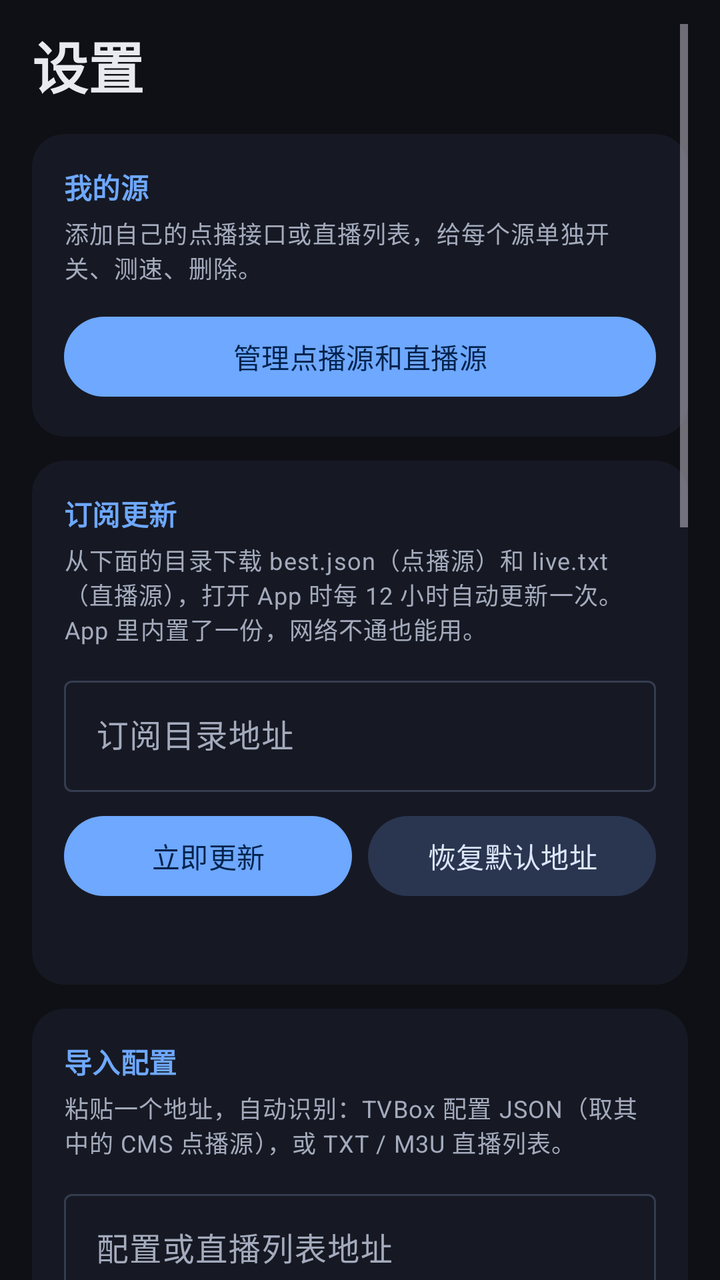
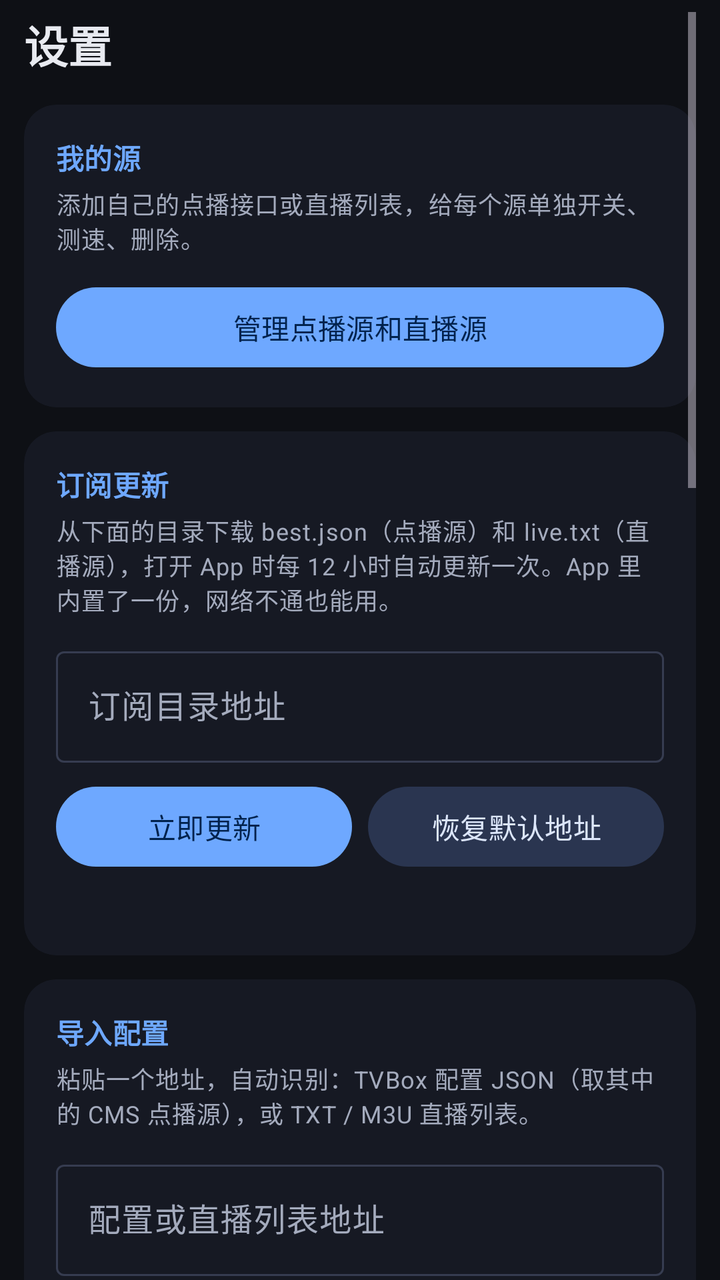

An Android layout rendered at two revisions. The XML below is the earlier revision; the diff shows what the commit changed to produce the second picture.
<!-- AndroidManifest.xml: application theme Theme.TvPlayer -->
<!-- res/layout/fragment_settings.xml -->
<?xml version="1.0" encoding="utf-8"?>
<ScrollView xmlns:android="http://schemas.android.com/apk/res/android"
    xmlns:app="http://schemas.android.com/apk/res-auto"
    android:layout_width="match_parent"
    android:layout_height="match_parent"
    android:clipToPadding="false"
    android:paddingStart="16dp"
    android:paddingTop="12dp"
    android:paddingEnd="16dp">

    <LinearLayout
        android:layout_width="match_parent"
        android:layout_height="wrap_content"
        android:orientation="vertical"
        android:paddingBottom="24dp">

        <TextView
            android:layout_width="wrap_content"
            android:layout_height="wrap_content"
            android:text="@string/nav_settings"
            android:textAppearance="@style/TextAppearance.TvPlayer.Headline" />

        <com.google.android.material.card.MaterialCardView
            style="@style/Widget.TvPlayer.Card"
            android:layout_width="match_parent"
            android:layout_height="wrap_content"
            android:layout_marginTop="14dp">

            <LinearLayout
                android:layout_width="match_parent"
                android:layout_height="wrap_content"
                android:orientation="vertical"
                android:padding="16dp">

                <TextView
                    android:layout_width="wrap_content"
                    android:layout_height="wrap_content"
                    android:text="我的源"
                    android:textAppearance="@style/TextAppearance.TvPlayer.Section" />

                <TextView
                    android:layout_width="wrap_content"
                    android:layout_height="wrap_content"
                    android:layout_marginTop="4dp"
                    android:text="添加自己的点播接口或直播列表，给每个源单独开关、测速、删除。"
                    android:textAppearance="?attr/textAppearanceBodySmall"
                    android:textColor="@color/on_surface_variant" />

                <com.google.android.material.button.MaterialButton
                    android:id="@+id/manageSources"
                    android:layout_width="match_parent"
                    android:layout_height="wrap_content"
                    android:layout_marginTop="12dp"
                    android:text="管理点播源和直播源" />

            </LinearLayout>
        </com.google.android.material.card.MaterialCardView>

        <com.google.android.material.card.MaterialCardView
            style="@style/Widget.TvPlayer.Card"
            android:layout_width="match_parent"
            android:layout_height="wrap_content"
            android:layout_marginTop="12dp">

            <LinearLayout
                android:layout_width="match_parent"
                android:layout_height="wrap_content"
                android:orientation="vertical"
                android:padding="16dp">

                <TextView
                    android:layout_width="wrap_content"
                    android:layout_height="wrap_content"
                    android:text="订阅更新"
                    android:textAppearance="@style/TextAppearance.TvPlayer.Section" />

                <TextView
                    android:layout_width="wrap_content"
                    android:layout_height="wrap_content"
                    android:layout_marginTop="4dp"
                    android:text="从下面的目录下载 best.json（点播源）和 live.txt（直播源），打开 App 时每 12 小时自动更新一次。App 里内置了一份，网络不通也能用。"
                    android:textAppearance="?attr/textAppearanceBodySmall"
                    android:textColor="@color/on_surface_variant" />

                <com.google.android.material.textfield.TextInputLayout
                    style="@style/Widget.Material3.TextInputLayout.OutlinedBox"
                    android:layout_width="match_parent"
                    android:layout_height="wrap_content"
                    android:layout_marginTop="12dp"
                    android:hint="订阅目录地址">

                    <com.google.android.material.textfield.TextInputEditText
                        android:id="@+id/base"
                        android:layout_width="match_parent"
                        android:layout_height="wrap_content"
                        android:inputType="textUri" />

                </com.google.android.material.textfield.TextInputLayout>

                <LinearLayout
                    android:layout_width="match_parent"
                    android:layout_height="wrap_content"
                    android:layout_marginTop="8dp"
                    android:orientation="horizontal">

                    <com.google.android.material.button.MaterialButton
                        android:id="@+id/update"
                        android:layout_width="0dp"
                        android:layout_height="wrap_content"
                        android:layout_weight="1"
                        android:text="立即更新" />

                    <com.google.android.material.button.MaterialButton
                        android:id="@+id/reset"
                        style="@style/Widget.Material3.Button.TonalButton"
                        android:layout_width="0dp"
                        android:layout_height="wrap_content"
                        android:layout_marginStart="8dp"
                        android:layout_weight="1"
                        android:text="恢复默认地址" />

                </LinearLayout>

                <TextView
                    android:id="@+id/status"
                    android:layout_width="match_parent"
                    android:layout_height="wrap_content"
                    android:layout_marginTop="8dp"
                    android:textAppearance="?attr/textAppearanceBodySmall"
                    android:textColor="@color/accent" />

            </LinearLayout>
        </com.google.android.material.card.MaterialCardView>

        <com.google.android.material.card.MaterialCardView
            style="@style/Widget.TvPlayer.Card"
            android:layout_width="match_parent"
            android:layout_height="wrap_content"
            android:layout_marginTop="12dp">

            <LinearLayout
                android:layout_width="match_parent"
                android:layout_height="wrap_content"
                android:orientation="vertical"
                android:padding="16dp">

                <TextView
                    android:layout_width="wrap_content"
                    android:layout_height="wrap_content"
                    android:text="导入配置"
                    android:textAppearance="@style/TextAppearance.TvPlayer.Section" />

                <TextView
                    android:layout_width="wrap_content"
                    android:layout_height="wrap_content"
                    android:layout_marginTop="4dp"
                    android:text="粘贴一个地址，自动识别：TVBox 配置 JSON（取其中的 CMS 点播源），或 TXT / M3U 直播列表。"
                    android:textAppearance="?attr/textAppearanceBodySmall"
                    android:textColor="@color/on_surface_variant" />

                <com.google.android.material.textfield.TextInputLayout
                    style="@style/Widget.Material3.TextInputLayout.OutlinedBox"
                    android:layout_width="match_parent"
                    android:layout_height="wrap_content"
                    android:layout_marginTop="12dp"
                    android:hint="配置或直播列表地址">

                    <com.google.android.material.textfield.TextInputEditText
                        android:id="@+id/importUrl"
                        android:layout_width="match_parent"
                        android:layout_height="wrap_content"
                        android:inputType="textUri" />

                </com.google.android.material.textfield.TextInputLayout>

                <com.google.android.material.button.MaterialButton
                    android:id="@+id/importBtn"
                    style="@style/Widget.Material3.Button.TonalButton"
                    android:layout_width="match_parent"
                    android:layout_height="wrap_content"
                    android:layout_marginTop="8dp"
                    android:text="导入" />

                <TextView
                    android:id="@+id/importStatus"
                    android:layout_width="match_parent"
                    android:layout_height="wrap_content"
                    android:layout_marginTop="8dp"
                    android:textAppearance="?attr/textAppearanceBodySmall"
                    android:textColor="@color/accent" />

            </LinearLayout>
        </com.google.android.material.card.MaterialCardView>

        <com.google.android.material.card.MaterialCardView
            style="@style/Widget.TvPlayer.Card"
            android:layout_width="match_parent"
            android:layout_height="wrap_content"
            android:layout_marginTop="12dp">

            <LinearLayout
                android:layout_width="match_parent"
                android:layout_height="wrap_content"
                android:orientation="vertical"
                android:padding="16dp">

                <TextView
                    android:layout_width="wrap_content"
                    android:layout_height="wrap_content"
                    android:text="备份与恢复"
                    android:textAppearance="@style/TextAppearance.TvPlayer.Section" />

                <TextView
                    android:layout_width="wrap_content"
                    android:layout_height="wrap_content"
                    android:layout_marginTop="4dp"
                    android:text="把订阅、收藏、观看历史、搜索历史导出成一个文件，换设备时导入。"
                    android:textAppearance="?attr/textAppearanceBodySmall"
                    android:textColor="@color/on_surface_variant" />

                <LinearLayout
                    android:layout_width="match_parent"
                    android:layout_height="wrap_content"
                    android:layout_marginTop="12dp"
                    android:orientation="horizontal">

                    <com.google.android.material.button.MaterialButton
                        android:id="@+id/exportBtn"
                        style="@style/Widget.Material3.Button.TonalButton"
                        android:layout_width="0dp"
                        android:layout_height="wrap_content"
                        android:layout_weight="1"
                        android:text="导出备份" />

                    <com.google.android.material.button.MaterialButton
                        android:id="@+id/restoreBtn"
                        style="@style/Widget.Material3.Button.TonalButton"
                        android:layout_width="0dp"
                        android:layout_height="wrap_content"
                        android:layout_marginStart="8dp"
                        android:layout_weight="1"
                        android:text="导入备份" />

                </LinearLayout>

                <TextView
                    android:id="@+id/backupStatus"
                    android:layout_width="match_parent"
                    android:layout_height="wrap_content"
                    android:layout_marginTop="8dp"
                    android:textAppearance="?attr/textAppearanceBodySmall"
                    android:textColor="@color/accent" />

            </LinearLayout>
        </com.google.android.material.card.MaterialCardView>

        <com.google.android.material.card.MaterialCardView
            style="@style/Widget.TvPlayer.Card"
            android:layout_width="match_parent"
            android:layout_height="wrap_content"
            android:layout_marginTop="12dp">

            <LinearLayout
                android:layout_width="match_parent"
                android:layout_height="wrap_content"
                android:orientation="vertical"
                android:padding="16dp">

                <TextView
                    android:layout_width="wrap_content"
                    android:layout_height="wrap_content"
                    android:text="当前数据"
                    android:textAppearance="@style/TextAppearance.TvPlayer.Section" />

                <TextView
                    android:id="@+id/info"
                    android:layout_width="match_parent"
                    android:layout_height="wrap_content"
                    android:layout_marginTop="6dp"
                    android:lineSpacingExtra="4dp"
                    android:textAppearance="?attr/textAppearanceBodyMedium" />

                <com.google.android.material.button.MaterialButton
                    android:id="@+id/clearHistory"
                    style="@style/Widget.Material3.Button.TextButton"
                    android:layout_width="wrap_content"
                    android:layout_height="wrap_content"
                    android:layout_marginStart="-12dp"
                    android:text="清除搜索历史" />

            </LinearLayout>
        </com.google.android.material.card.MaterialCardView>

        <com.google.android.material.card.MaterialCardView
            style="@style/Widget.TvPlayer.Card"
            android:layout_width="match_parent"
            android:layout_height="wrap_content"
            android:layout_marginTop="12dp">

            <LinearLayout
                android:layout_width="match_parent"
                android:layout_height="wrap_content"
                android:orientation="vertical"
                android:padding="16dp">

                <TextView
                    android:layout_width="wrap_content"
                    android:layout_height="wrap_content"
                    android:text="关于投屏"
                    android:textAppearance="@style/TextAppearance.TvPlayer.Section" />

                <TextView
                    android:layout_width="match_parent"
                    android:layout_height="wrap_content"
                    android:layout_marginTop="6dp"
                    android:lineSpacingExtra="4dp"
                    android:text="投屏使用 DLNA：手机和电视连同一个 Wi-Fi，电视上打开投屏 / DLNA 接收功能（例如当贝投屏、乐播投屏、小米电视自带投屏）。在播放页点“投屏”选择设备即可。"
                    android:textAppearance="?attr/textAppearanceBodySmall"
                    android:textColor="@color/on_surface_variant" />

            </LinearLayout>
        </com.google.android.material.card.MaterialCardView>

        <com.google.android.material.card.MaterialCardView
            style="@style/Widget.TvPlayer.Card"
            android:layout_width="match_parent"
            android:layout_height="wrap_content"
            android:layout_marginTop="12dp">

            <LinearLayout
                android:layout_width="match_parent"
                android:layout_height="wrap_content"
                android:orientation="vertical"
                android:padding="16dp">

                <TextView
                    android:layout_width="wrap_content"
                    android:layout_height="wrap_content"
                    android:text="界面模式"
                    android:textAppearance="@style/TextAppearance.TvPlayer.Section" />

                <TextView
                    android:layout_width="wrap_content"
                    android:layout_height="wrap_content"
                    android:layout_marginTop="4dp"
                    android:text="自动：按设备判断（最短边 600dp 以上当平板）。有些电视盒子不会把自己报告成电视，界面不对时在这里手动选。"
                    android:textAppearance="?attr/textAppearanceBodySmall"
                    android:textColor="@color/on_surface_variant" />

                <com.google.android.material.chip.ChipGroup
                    android:id="@+id/uiMode"
                    android:layout_width="wrap_content"
                    android:layout_height="wrap_content"
                    android:layout_marginTop="8dp"
                    app:selectionRequired="true"
                    app:singleSelection="true">

                    <com.google.android.material.chip.Chip
                        android:id="@+id/modeAuto"
                        style="@style/Widget.Material3.Chip.Filter"
                        android:layout_width="wrap_content"
                        android:layout_height="wrap_content"
                        android:checkable="true"
                        android:text="自动" />

                    <com.google.android.material.chip.Chip
                        android:id="@+id/modePhone"
                        style="@style/Widget.Material3.Chip.Filter"
                        android:layout_width="wrap_content"
                        android:layout_height="wrap_content"
                        android:checkable="true"
                        android:text="手机" />

                    <com.google.android.material.chip.Chip
                        android:id="@+id/modeTablet"
                        style="@style/Widget.Material3.Chip.Filter"
                        android:layout_width="wrap_content"
                        android:layout_height="wrap_content"
                        android:checkable="true"
                        android:text="平板" />

                    <com.google.android.material.chip.Chip
                        android:id="@+id/modeTv"
                        style="@style/Widget.Material3.Chip.Filter"
                        android:layout_width="wrap_content"
                        android:layout_height="wrap_content"
                        android:checkable="true"
                        android:text="电视" />

                </com.google.android.material.chip.ChipGroup>

            </LinearLayout>
        </com.google.android.material.card.MaterialCardView>

        <com.google.android.material.card.MaterialCardView
            style="@style/Widget.TvPlayer.Card"
            android:layout_width="match_parent"
            android:layout_height="wrap_content"
            android:layout_marginTop="12dp">

            <LinearLayout
                android:layout_width="match_parent"
                android:layout_height="wrap_content"
                android:orientation="vertical"
                android:padding="16dp">

                <TextView
                    android:layout_width="wrap_content"
                    android:layout_height="wrap_content"
                    android:text="应用更新"
                    android:textAppearance="@style/TextAppearance.TvPlayer.Section" />

                <TextView
                    android:id="@+id/version"
                    android:layout_width="wrap_content"
                    android:layout_height="wrap_content"
                    android:layout_marginTop="6dp"
                    android:textAppearance="?attr/textAppearanceBodyMedium" />

                <com.google.android.material.button.MaterialButton
                    android:id="@+id/checkUpdate"
                    style="@style/Widget.Material3.Button.TonalButton"
                    android:layout_width="match_parent"
                    android:layout_height="wrap_content"
                    android:layout_marginTop="8dp"
                    android:text="检查更新" />

                <TextView
                    android:id="@+id/updateStatus"
                    android:layout_width="match_parent"
                    android:layout_height="wrap_content"
                    android:layout_marginTop="8dp"
                    android:textAppearance="?attr/textAppearanceBodySmall"
                    android:textColor="@color/accent" />

            </LinearLayout>
        </com.google.android.material.card.MaterialCardView>

    </LinearLayout>

</ScrollView>
<!-- resources referenced by this layout -->
<resources>
  <color name="accent">#6EA8FF</color>
  <color name="on_surface_variant">#A4ABBD</color>
  <string name="nav_settings">设置</string>
  <style name="TextAppearance.TvPlayer.Headline" parent="TextAppearance.Material3.HeadlineMedium">
          <item name="android:textStyle">bold</item>
          <item name="android:textColor">@color/on_surface</item>
      </style>
  <style name="TextAppearance.TvPlayer.Section" parent="TextAppearance.Material3.TitleSmall">
          <item name="android:textColor">@color/accent</item>
          <item name="android:textStyle">bold</item>
      </style>
  <style name="Widget.TvPlayer.Card" parent="Widget.Material3.CardView.Filled">
          <item name="cardBackgroundColor">@color/surface</item>
          <item name="cardCornerRadius">16dp</item>
          <item name="cardElevation">0dp</item>
      </style>
  <style name="Theme.TvPlayer" parent="Theme.Material3.Dark.NoActionBar">
          <item name="colorPrimary">@color/accent</item>
          <item name="colorOnPrimary">#00224D</item>
          <item name="colorPrimaryContainer">@color/accent_container</item>
          <item name="colorOnPrimaryContainer">#D6E4FF</item>
          <item name="colorSecondary">#AFC3EA</item>
          <item name="colorSecondaryContainer">#2A3550</item>
          <item name="colorOnSecondaryContainer">#DCE6FA</item>
          <item name="colorSurface">@color/surface</item>
          <item name="colorOnSurface">@color/on_surface</item>
          <item name="colorSurfaceVariant">@color/surface_variant</item>
          <item name="colorOnSurfaceVariant">@color/on_surface_variant</item>
          <item name="colorOutline">@color/outline</item>
          <item name="colorOutlineVariant">@color/outline</item>
          <item name="android:colorBackground">@color/bg</item>
          <item name="android:windowBackground">@color/bg</item>
          <item name="android:statusBarColor">@android:color/transparent</item>
          <item name="android:navigationBarColor">@color/surface</item>
          <item name="android:windowLightStatusBar">false</item>
          <item name="bottomNavigationStyle">@style/Widget.TvPlayer.Nav</item>
      </style>
  <color name="on_surface">#E8EAF0</color>
  <color name="surface">#161923</color>
  <color name="accent_container">#1E3B6B</color>
  <color name="surface_variant">#232837</color>
  <color name="outline">#363C50</color>
  <color name="bg">#0E1015</color>
  <style name="Widget.TvPlayer.Nav" parent="Widget.Material3.BottomNavigationView">
          <item name="backgroundTint">@color/surface</item>
          <item name="itemActiveIndicatorStyle">@style/Widget.TvPlayer.NavIndicator</item>
          <item name="elevation">0dp</item>
      </style>
  <style name="Widget.TvPlayer.NavIndicator" parent="Widget.Material3.BottomNavigationView.ActiveIndicator">
          <item name="android:color">@color/accent_container</item>
      </style>
</resources>

<!-- the commit's change to res/layout/fragment_settings.xml (unified diff, before → after) -->
@@ -4,9 +4,9 @@
     android:layout_width="match_parent"
     android:layout_height="match_parent"
     android:clipToPadding="false"
-    android:paddingStart="16dp"
-    android:paddingTop="12dp"
-    android:paddingEnd="16dp">
+    android:paddingStart="12dp"
+    android:paddingTop="6dp"
+    android:paddingEnd="12dp">
 
     <LinearLayout
         android:layout_width="match_parent"
@@ -389,6 +389,47 @@
 
                 </com.google.android.material.chip.ChipGroup>
 
+                <TextView
+                    android:layout_width="wrap_content"
+                    android:layout_height="wrap_content"
+                    android:layout_marginTop="12dp"
+                    android:text="热播榜来源"
+                    android:textAppearance="@style/TextAppearance.TvPlayer.Section" />
+
+                <TextView
+                    android:layout_width="wrap_content"
+                    android:layout_height="wrap_content"
+                    android:layout_marginTop="4dp"
+                    android:text="自动：用豆瓣榜单，连不上时改用各站点的最近更新。榜单取不到，或者想少依赖外网，可以直接选“站点最近更新”。"
+                    android:textAppearance="?attr/textAppearanceBodySmall"
+                    android:textColor="@color/on_surface_variant" />
+
+                <com.google.android.material.chip.ChipGroup
+                    android:id="@+id/hotMode"
+                    android:layout_width="wrap_content"
+                    android:layout_height="wrap_content"
+                    android:layout_marginTop="8dp"
+                    app:selectionRequired="true"
+                    app:singleSelection="true">
+
+                    <com.google.android.material.chip.Chip
+                        android:id="@+id/hotAuto"
+                        style="@style/Widget.Material3.Chip.Filter"
+                        android:layout_width="wrap_content"
+                        android:layout_height="wrap_content"
+                        android:checkable="true"
+                        android:text="自动" />
+
+                    <com.google.android.material.chip.Chip
+                        android:id="@+id/hotCms"
+                        style="@style/Widget.Material3.Chip.Filter"
+                        android:layout_width="wrap_content"
+                        android:layout_height="wrap_content"
+                        android:checkable="true"
+                        android:text="站点最近更新" />
+
+                </com.google.android.material.chip.ChipGroup>
+
             </LinearLayout>
         </com.google.android.material.card.MaterialCardView>
 
<!-- resource entries referenced after the edit -->
@@ -3,7 +3,7 @@
   <color name="accent">#6EA8FF</color>
   <color name="on_surface_variant">#A4ABBD</color>
   <string name="nav_settings">设置</string>
-  <style name="TextAppearance.TvPlayer.Headline" parent="TextAppearance.Material3.HeadlineMedium">
+  <style name="TextAppearance.TvPlayer.Headline" parent="TextAppearance.Material3.TitleLarge">
           <item name="android:textStyle">bold</item>
           <item name="android:textColor">@color/on_surface</item>
       </style>
